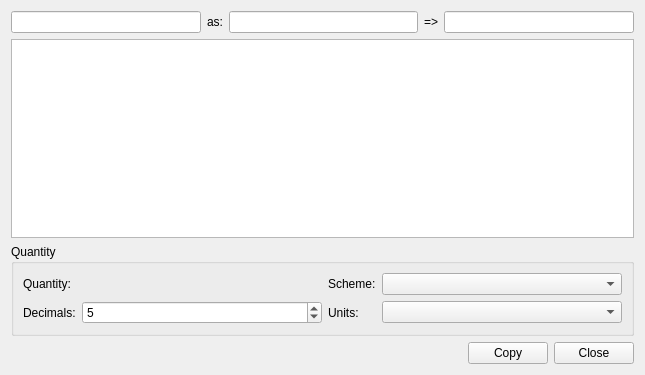
Above: src/Gui/DlgUnitsCalculator.ui from berndhahnebach/All_FreeCAD before the change. Below: the same form after it.
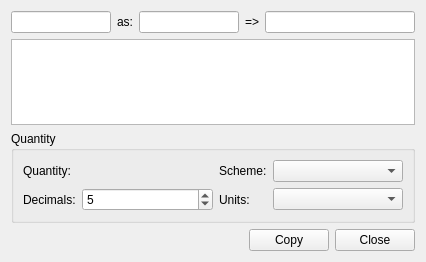
That is the form after the change. Custom widgets are drawn as their Qt base class.

Commit message: reduce size of units calculator

The edit to the form file:
```diff
--- a/src/Gui/DlgUnitsCalculator.ui
+++ b/src/Gui/DlgUnitsCalculator.ui
@@ -6,8 +6,8 @@
    <rect>
     <x>0</x>
     <y>0</y>
-    <width>645</width>
-    <height>375</height>
+    <width>424</width>
+    <height>262</height>
    </rect>
   </property>
   <property name="windowTitle">
```
The commit also changes 1 other file.
